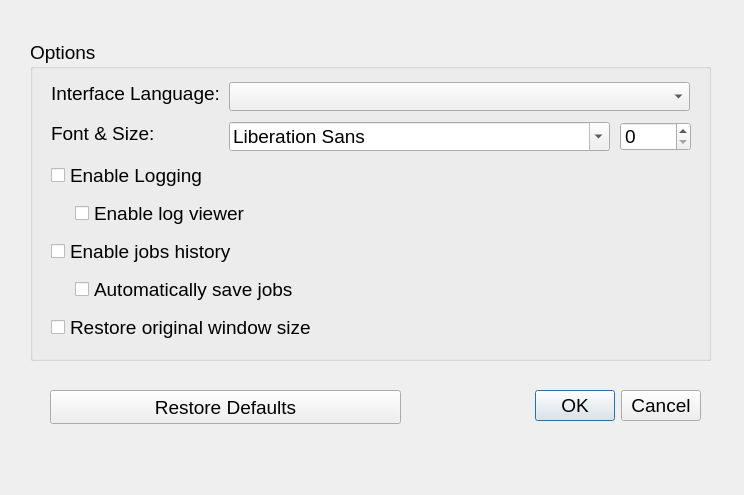
Above: MKVBatchMultiplex/ui/PreferencesDialog.ui from akai10tsuki/mkvbatchmultiplex before the change. Below: the same form after it.
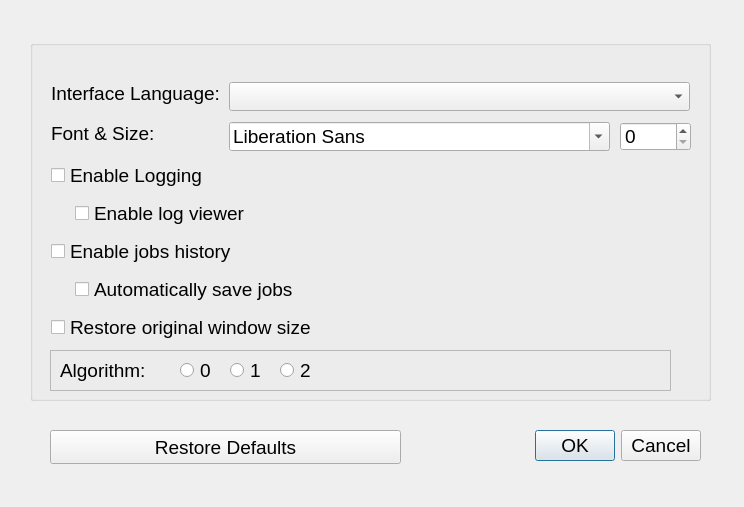
That is the form after the change.

Commit message: add: Algorithm selection

```diff
--- a/MKVBatchMultiplex/ui/PreferencesDialog.ui
+++ b/MKVBatchMultiplex/ui/PreferencesDialog.ui
@@ -7,7 +7,7 @@
     <x>0</x>
     <y>0</y>
     <width>744</width>
-    <height>495</height>
+    <height>507</height>
    </rect>
   </property>
   <property name="font">
@@ -25,7 +25,7 @@
    <property name="geometry">
     <rect>
      <x>460</x>
-     <y>390</y>
+     <y>430</y>
      <width>241</width>
      <height>32</height>
     </rect>
@@ -43,11 +43,11 @@
      <x>30</x>
      <y>40</y>
      <width>681</width>
-     <height>321</height>
+     <height>361</height>
     </rect>
    </property>
    <property name="title">
-    <string>Options</string>
+    <string/>
    </property>
    <widget class="QLabel" name="lblInterfaceLanguage">
     <property name="geometry">
@@ -195,12 +195,80 @@
      <string>Automatically save jobs</string>
     </property>
    </widget>
+   <widget class="QFrame" name="frame">
+    <property name="geometry">
+     <rect>
+      <x>20</x>
+      <y>310</y>
+      <width>621</width>
+      <height>41</height>
+     </rect>
+    </property>
+    <property name="frameShape">
+     <enum>QFrame::StyledPanel</enum>
+    </property>
+    <property name="frameShadow">
+     <enum>QFrame::Raised</enum>
+    </property>
+    <widget class="QLabel" name="lblAlgorithm">
+     <property name="geometry">
+      <rect>
+       <x>10</x>
+       <y>0</y>
+       <width>121</width>
+       <height>41</height>
+      </rect>
+     </property>
+     <property name="text">
+      <string>Algorithm:</string>
+     </property>
+    </widget>
+    <widget class="QRadioButton" name="rbZero">
+     <property name="geometry">
+      <rect>
+       <x>130</x>
+       <y>0</y>
+       <width>41</width>
+       <height>41</height>
+      </rect>
+     </property>
+     <property name="text">
+      <string>0</string>
+     </property>
+    </widget>
+    <widget class="QRadioButton" name="rbOne">
+     <property name="geometry">
+      <rect>
+       <x>180</x>
+       <y>0</y>
+       <width>41</width>
+       <height>41</height>
+      </rect>
+     </property>
+     <property name="text">
+      <string>1</string>
+     </property>
+    </widget>
+    <widget class="QRadioButton" name="rbTwo">
+     <property name="geometry">
+      <rect>
+       <x>230</x>
+       <y>0</y>
+       <width>41</width>
+       <height>41</height>
+      </rect>
+     </property>
+     <property name="text">
+      <string>2</string>
+     </property>
+    </widget>
+   </widget>
   </widget>
   <widget class="QPushButton" name="btnRestoreDefaults">
    <property name="geometry">
     <rect>
      <x>50</x>
-     <y>390</y>
+     <y>430</y>
      <width>351</width>
      <height>34</height>
     </rect>
```
The commit also changes 2 other files.
